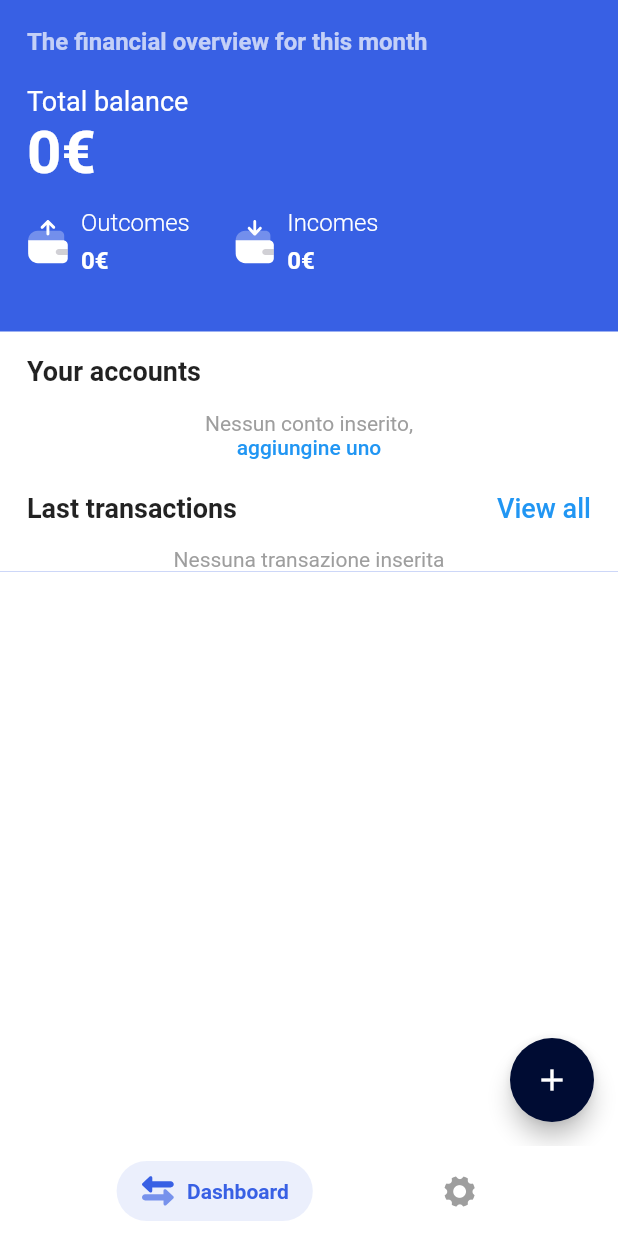
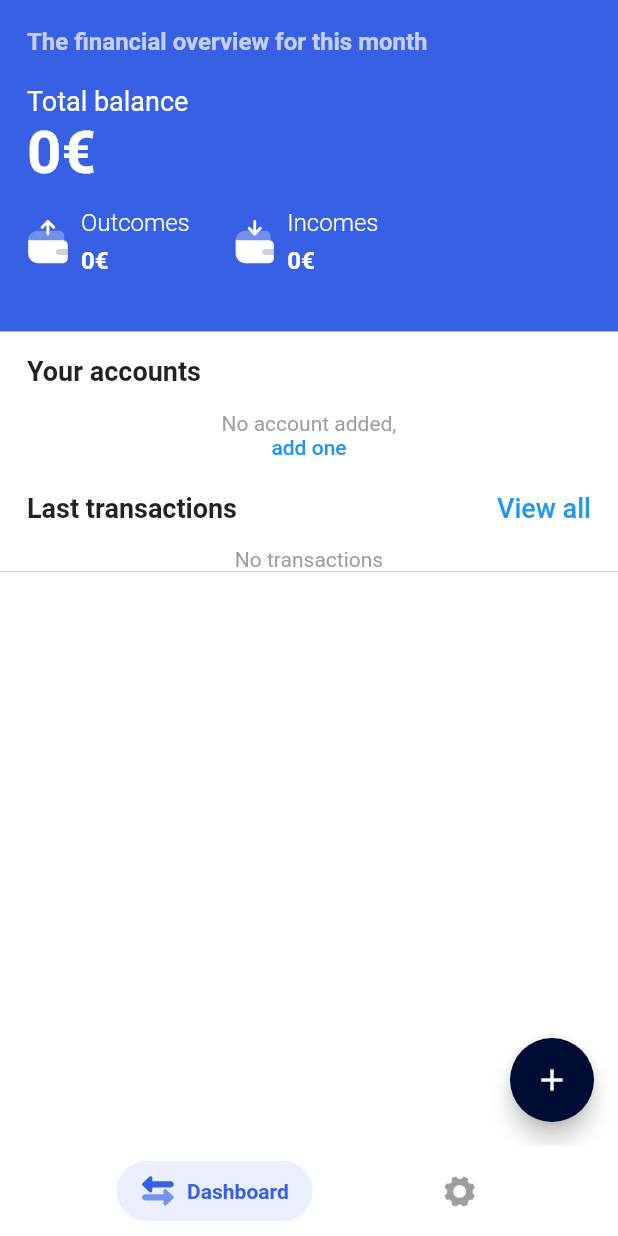
Before and after one commit to ernestodecrecchio/Moneye-Money-Manager, a Flutter app: the screen it shows after launch, on a phone screen of 412 x 824 dp. Run offline on Flutter 3.47's test engine with Material 2 defaults, Android fonts, the phone set to English and light mode, and no system bars; drawn by our look-alikes of salomon_bottom_bar; our stand-ins replace fl_chart, flutter_slidable, flutter_svg, shared_preferences, sqflite; accounts and stored records are empty; generated files the repository leaves out were written again.

Commit message:
Localizations

```diff
--- a/expense_tracker/lib/l10n/app_en.arb
+++ b/expense_tracker/lib/l10n/app_en.arb
@@ -51,6 +51,10 @@
    "month": "Month",
    "year": "Year",
    "noTransactions": "No transactions",
+   "noAccounts": "No accounts",
+   "noAccountAdded": "No account added,",
+   "addOne":"add one",
+   "noCategories": "No categories",
    "other": "Other",
    "currency": "Currency",
    "selectCurrency":"Select the currency",
--- a/expense_tracker/lib/l10n/app_it.arb
+++ b/expense_tracker/lib/l10n/app_it.arb
@@ -51,6 +51,10 @@
     "month": "Mese",
     "year": "Anno",
     "noTransactions": "Nessuna transazione",
+    "noAccounts": "Nessun conto",
+      "noAccountAdded": "Nessun conto inserito,",
+   "addOne":"aggiungine uno",
+    "noCategories": "Nessuna categoria",
     "other": "Altro",
     "currency": "Valuta",
     "selectCurrency":"Seleziona la valuta",
--- a/expense_tracker/lib/pages/account_detail_page/account_pie_chart.dart
+++ b/expense_tracker/lib/pages/account_detail_page/account_pie_chart.dart
@@ -265,7 +265,7 @@ class _AccountPieChartState extends State<AccountPieChart> {
                   transaction.value;
             } else {
               final newEntry = CategoryTotalValue(
-                category: category!,
+                category: category,
                 totalValue: transaction.value,
               );
 
--- a/expense_tracker/lib/pages/home_page/home_page.dart
+++ b/expense_tracker/lib/pages/home_page/home_page.dart
@@ -332,9 +332,9 @@ class _HomePageState extends State<HomePage> {
                   padding: const EdgeInsets.only(top: 8.0, bottom: 8),
                   child: Column(
                     children: [
-                      const Text(
-                        'Nessun conto inserito,',
-                        style: TextStyle(color: Colors.grey),
+                      Text(
+                        appLocalizations!.noAccountAdded,
+                        style: const TextStyle(color: Colors.grey),
                         textAlign: TextAlign.start,
                       ),
                       TextButton(
@@ -345,7 +345,7 @@ class _HomePageState extends State<HomePage> {
                               alignment: Alignment.center),
                           onPressed: () => Navigator.of(context)
                               .pushNamed(NewAccountPage.routeName),
-                          child: const Text('aggiungine uno')),
+                          child: Text(appLocalizations!.addOne)),
                     ],
                   ),
                 ),
@@ -463,13 +463,13 @@ class _HomePageState extends State<HomePage> {
                     height: 1,
                   ),
                 )
-              : const Align(
+              : Align(
                   alignment: Alignment.center,
                   child: Padding(
-                    padding: EdgeInsets.only(top: 8.0),
+                    padding: const EdgeInsets.only(top: 8.0),
                     child: Text(
-                      'Nessuna transazione inserita',
-                      style: TextStyle(color: Colors.grey),
+                      appLocalizations!.noTransactions,
+                      style: const TextStyle(color: Colors.grey),
                       textAlign: TextAlign.start,
                     ),
                   ),
```
